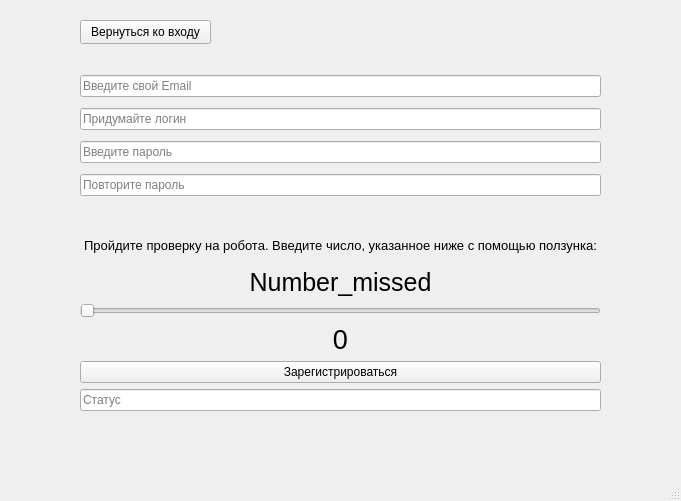
The window that 231351_APIV_client/register_window.ui (ahdrey86/Project-embedding-a-message-in-a-music-file) describes before a commit, drawn with Qt 5.
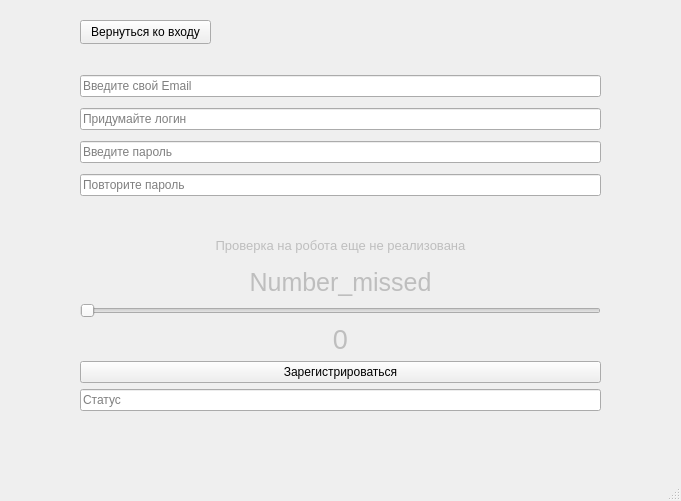
The same window after the commit.

Diff of the .ui file:
```diff
--- a/231351_APIV_client/register_window.ui
+++ b/231351_APIV_client/register_window.ui
@@ -79,13 +79,16 @@
     <layout class="QVBoxLayout" name="verticalLayout_2">
      <item>
       <widget class="QLabel" name="label">
+       <property name="enabled">
+        <bool>false</bool>
+       </property>
        <property name="font">
         <font>
          <pointsize>10</pointsize>
         </font>
        </property>
        <property name="text">
-        <string>Пройдите проверку на робота. Введите число, указанное ниже с помощью ползунка:</string>
+        <string>Проверка на робота еще не реализована</string>
        </property>
        <property name="alignment">
         <set>Qt::AlignCenter</set>
@@ -94,6 +97,9 @@
      </item>
      <item>
       <widget class="QLabel" name="label_numberFromServer">
+       <property name="enabled">
+        <bool>false</bool>
+       </property>
        <property name="font">
         <font>
          <pointsize>19</pointsize>
@@ -128,6 +134,9 @@
      </item>
      <item>
       <widget class="QLabel" name="label_numberToCheck">
+       <property name="enabled">
+        <bool>false</bool>
+       </property>
        <property name="font">
         <font>
          <pointsize>20</pointsize>
```
Left out of the diff: 5 changed lines with no effect on the pictures.
